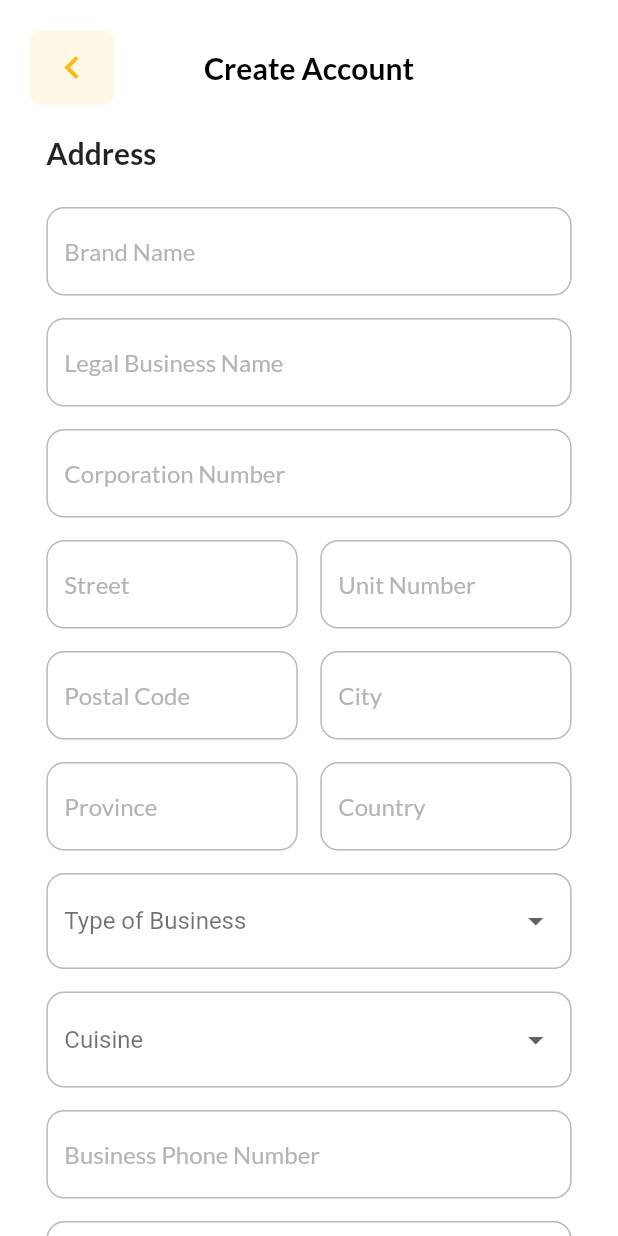
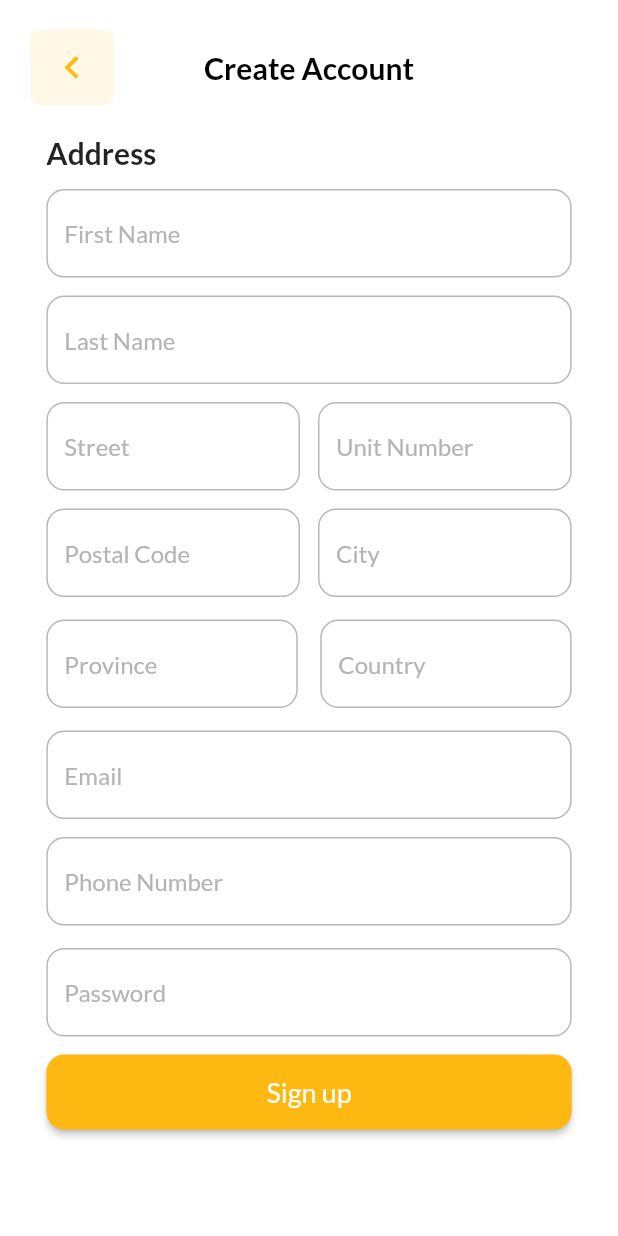
Before and after one commit to uroojmajid2000/bienvenue_consumer_app_flutter, a Flutter app: the BackLayout screen opened directly, on a phone screen of 412 x 824 dp. Run offline on Flutter 3.47's test engine with Material 2 defaults, Android fonts, the phone set to English and light mode, and no system bars; our stand-ins replace fl_chart, flutter_hooks, flutter_svg; missing offline and left inert: qr_code_scanner.

Commit message:
create account ui

```diff
--- a/lib/features/user/presentation/screen/CreateAccount/widgets/body.dart
+++ b/lib/features/user/presentation/screen/CreateAccount/widgets/body.dart
@@ -14,10 +14,10 @@ class Body extends StatefulWidget {
 }
 
 class _BodyState extends State<Body> {
-  List<String> businessType = ['Type of Business', 'Restaurant', 'Hotel'];
-  String selectedBusinessType = 'Type of Business';
-  List<String> restaurant = ['Cuisine'];
-  String selecetdRestaurant = 'Cuisine';
+  // List<String> businessType = ['Type of Business', 'Restaurant', 'Hotel'];
+  // String selectedBusinessType = 'Type of Business';
+  // List<String> restaurant = ['Cuisine'];
+  // String selecetdRestaurant = 'Cuisine';
   // List<String> excursions = ['Hotel'];
 
   @override
@@ -33,20 +33,15 @@ class _BodyState extends State<Body> {
               style: TextStyle(fontSize: 20, fontWeight: FontWeight.w600),
             ),
           ),
-          const SizedBox(height: 24),
+          const SizedBox(height: 12),
           TextFieldContainer(
-            child: MyTextField(hintText: 'Brand Name', onChange: () {}),
+            child: MyTextField(hintText: 'First Name', onChange: () {}),
           ),
-          const SizedBox(height: 15),
+          const SizedBox(height: 12),
           TextFieldContainer(
-            child:
-                MyTextField(hintText: 'Legal Business Name', onChange: () {}),
+            child: MyTextField(hintText: 'Last Name', onChange: () {}),
           ),
-          const SizedBox(height: 15),
-          TextFieldContainer(
-            child: MyTextField(hintText: 'Corporation Number', onChange: () {}),
-          ),
-          const SizedBox(height: 15),
+          const SizedBox(height: 12),
           SizedBox(
             width: size.width * 0.85,
             child: Row(
@@ -60,7 +55,7 @@ class _BodyState extends State<Body> {
                     ),
                   ),
                 ),
-                const SizedBox(width: 15),
+                const SizedBox(width: 12),
                 Expanded(
                   child: TextFieldContainer(
                     width: 2,
@@ -73,7 +68,7 @@ class _BodyState extends State<Body> {
               ],
             ),
           ),
-          const SizedBox(height: 15),
+          const SizedBox(height: 12),
           SizedBox(
             width: size.width * 0.85,
             child: Row(
@@ -87,7 +82,7 @@ class _BodyState extends State<Body> {
                     ),
                   ),
                 ),
-                const SizedBox(width: 15),
+                const SizedBox(width: 12),
                 Expanded(
                   child: TextFieldContainer(
                     width: 2,
@@ -129,40 +124,20 @@ class _BodyState extends State<Body> {
           ),
           const SizedBox(height: 15),
           TextFieldContainer(
-            child: MyDropdown(
-                items: businessType,
-                selected: selectedBusinessType,
-                onChange: (value) {
-                  setState(() {
-                    selecetdRestaurant = value;
-                  });
-                }),
+            child: MyTextField(hintText: 'Email', onChange: () {}),
+          ),
+          const SizedBox(height: 12),
+          TextFieldContainer(
+            child: MyTextField(hintText: 'Phone Number', onChange: () {}),
           ),
           const SizedBox(height: 15),
           TextFieldContainer(
-            child: MyDropdown(
-                items: restaurant,
-                selected: selecetdRestaurant,
-                onChange: (value) {
-                  setState(() {
-                    selecetdRestaurant = value;
-                  });
-                }),
-          ),
-          const SizedBox(height: 15),
-          TextFieldContainer(
-            child:
-                MyTextField(hintText: 'Business Phone Number', onChange: () {}),
-          ),
-          const SizedBox(height: 15),
-          TextFieldContainer(
-            child: MyTextField(hintText: 'Email', onChange: () {}),
-          ),
-          const SizedBox(height: 15),
-          TextFieldContainer(
-            child: MyTextField(hintText: 'Website', onChange: () {}),
-          ),
-          const SizedBox(height: 15),
+              child: MyTextField(
+            hintText: 'Password',
+            keyboardType: TextInputType.number,
+            onChange: (value) {},
+          )),
+          const SizedBox(height: 12),
           TextFieldContainer(
             child: Button(
               child: const Text('Sign up',
```
